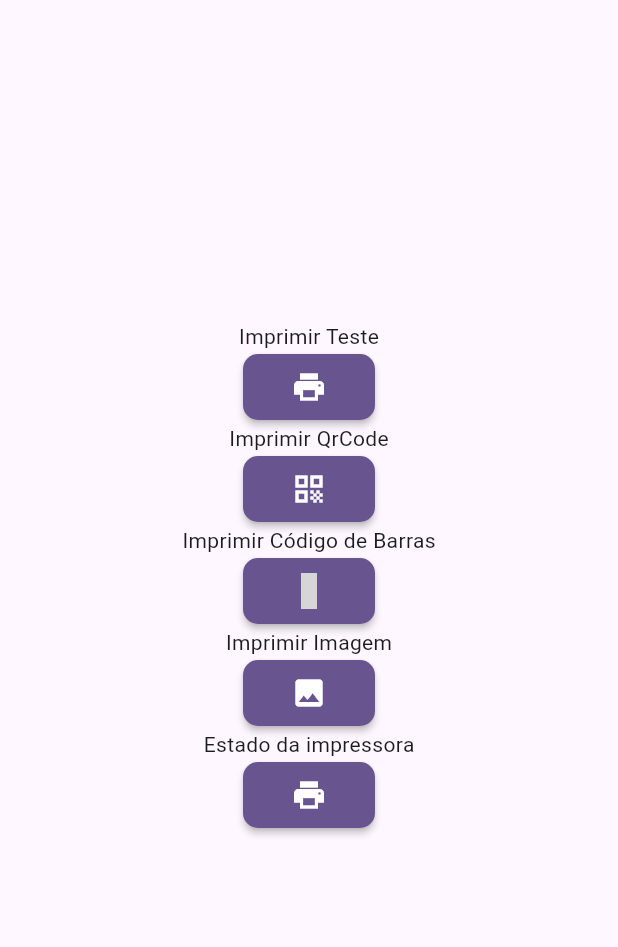
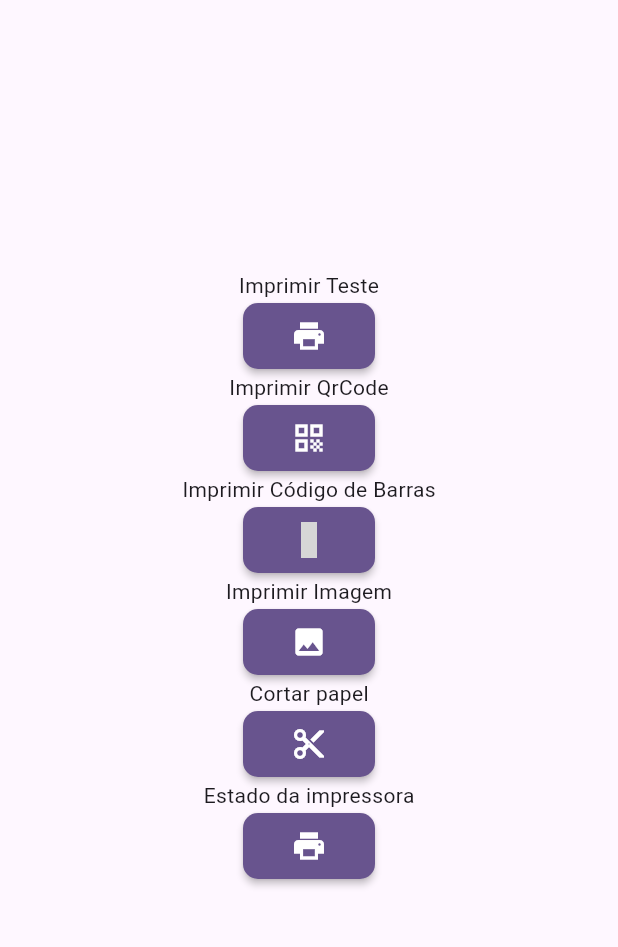
Before and after one commit to lnsiqueira/sunmiprinter, a Flutter app: the screen it shows after launch, after a tap on the "print" icon, on a phone screen of 412 x 824 dp, the part 84-1031 px from its top. Run offline on Flutter 3.47's test engine with Material 3 defaults, Android fonts, the phone set to English and light mode, and no system bars; our stand-ins replace flutter_material_design_icons, fluttertoast; missing offline and left inert: dart:ffi; grey boxes are pictures that could not be loaded.

Commit message:
:recycle: refactor: only cut paper on OnClickButtonCortarPapel

```diff
--- a/lib/screens/home_screen.dart
+++ b/lib/screens/home_screen.dart
@@ -62,11 +62,9 @@ class _MyHomePageState extends State<MyHomePage> {
 
     void onClickButtonImprimirCodigoDeBarras() async {
       await sunmiPrinterPlugin.printBarCode("1234567890", 8, 100, 2, 1);
-      await sunmiPrinterPlugin.cutPaper();
     }
 
     void onClickButtonImprimirTeste() async {
-
       await sunmiPrinterPlugin.setFontSize(15.0);
       await sunmiPrinterPlugin.printTextLF("Texto com fonte de tamanho 15");
       await sunmiPrinterPlugin.setFontSize(20.0);
@@ -87,15 +85,13 @@ class _MyHomePageState extends State<MyHomePage> {
 
       await sunmiPrinterPlugin.setFontSize(20.0);
       await sunmiPrinterPlugin.printText("Texto sem quebra de linha ");
-      await sunmiPrinterPlugin.printText("Outro texto sem quebra de linha\n");
-      await sunmiPrinterPlugin.cutPaper();
+      await sunmiPrinterPlugin.printText("Outro texto sem quebra de linha\n\n");
     }
 
     void onClickButtonImprimirQrCode() async {
       String qrCode =
           "Projeto ACBr Consultoria S.A\n" + "https://www.projetoacbr.com.br";
       await sunmiPrinterPlugin.printQRCode(qrCode, 8, 1);
-      await sunmiPrinterPlugin.cutPaper();
     }
 
     void onClickButtonImprimirImagem() async {
@@ -119,6 +115,10 @@ class _MyHomePageState extends State<MyHomePage> {
           msg: mensagem,
           toastLength: Toast.LENGTH_LONG,
           gravity: ToastGravity.BOTTOM);
+    }
+
+    void onClickButtonCortarPapel() async {
+      await sunmiPrinterPlugin.cutPaper();
     }
 
     return Scaffold(
@@ -147,6 +147,10 @@ class _MyHomePageState extends State<MyHomePage> {
             Button(
                 onPressed: onClickButtonImprimirImagem,
                 icon: Icon(Icons.image)),
+            Text("Cortar papel"),
+            Button(
+                onPressed: onClickButtonCortarPapel,
+                icon: Icon(Icons.cut)),
             Text("Estado da impressora"),
             Button(
                 onPressed: onClickButtonEstadoImpressora,
```
